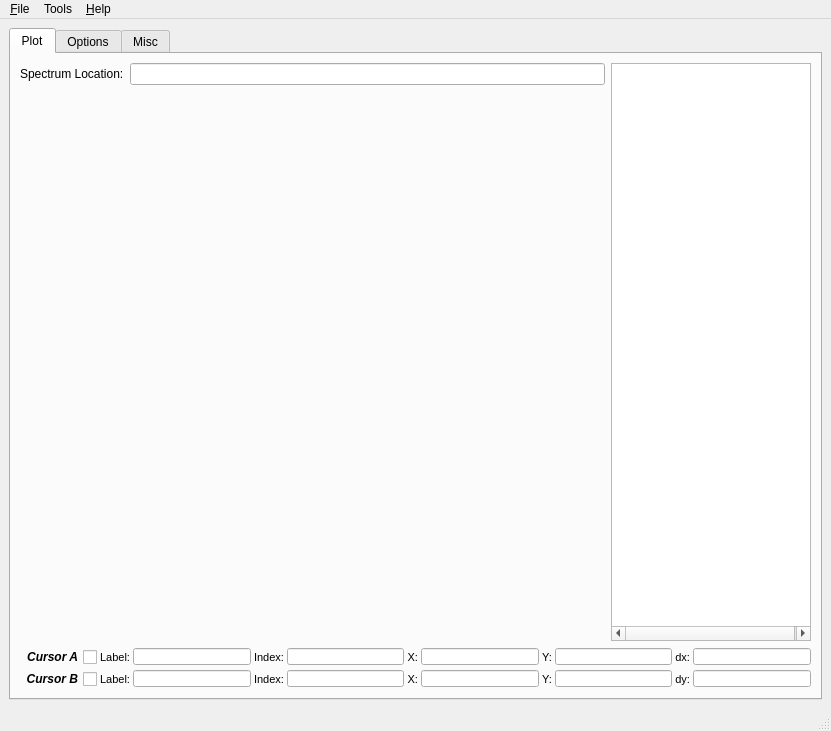
Old version of the form SimpleView/main.ui in the repository mfitzp/toolz.
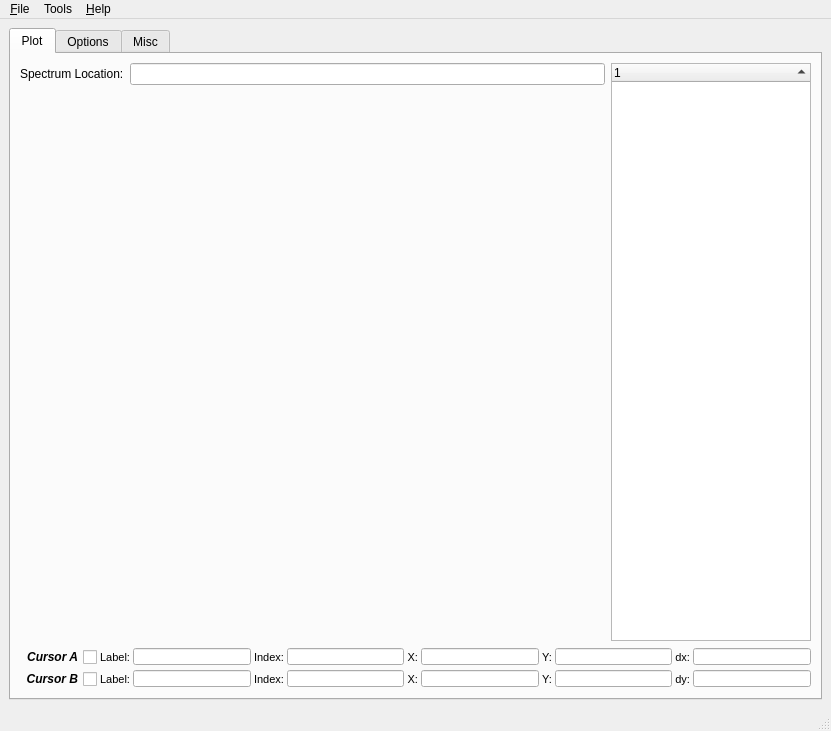
New version of the form. Icons and pictures are not drawn. Custom widgets are drawn as their Qt base class.

```diff
--- a/SimpleView/main.ui
+++ b/SimpleView/main.ui
@@ -68,22 +68,17 @@
             <property name="sortingEnabled" >
              <bool>true</bool>
             </property>
+            <property name="headerHidden" >
+             <bool>false</bool>
+            </property>
             <property name="columnCount" >
-             <number>2</number>
-            </property>
-            <property name="headerHidden" stdset="0" >
-             <bool>true</bool>
+             <number>1</number>
             </property>
             <column>
              <property name="text" >
               <string>1</string>
              </property>
             </column>
-            <column>
-             <property name="text" >
-              <string>2</string>
-             </property>
-            </column>
            </widget>
           </item>
          </layout>
```
Left out of the diff: 29 changed lines with no effect on the pictures.
